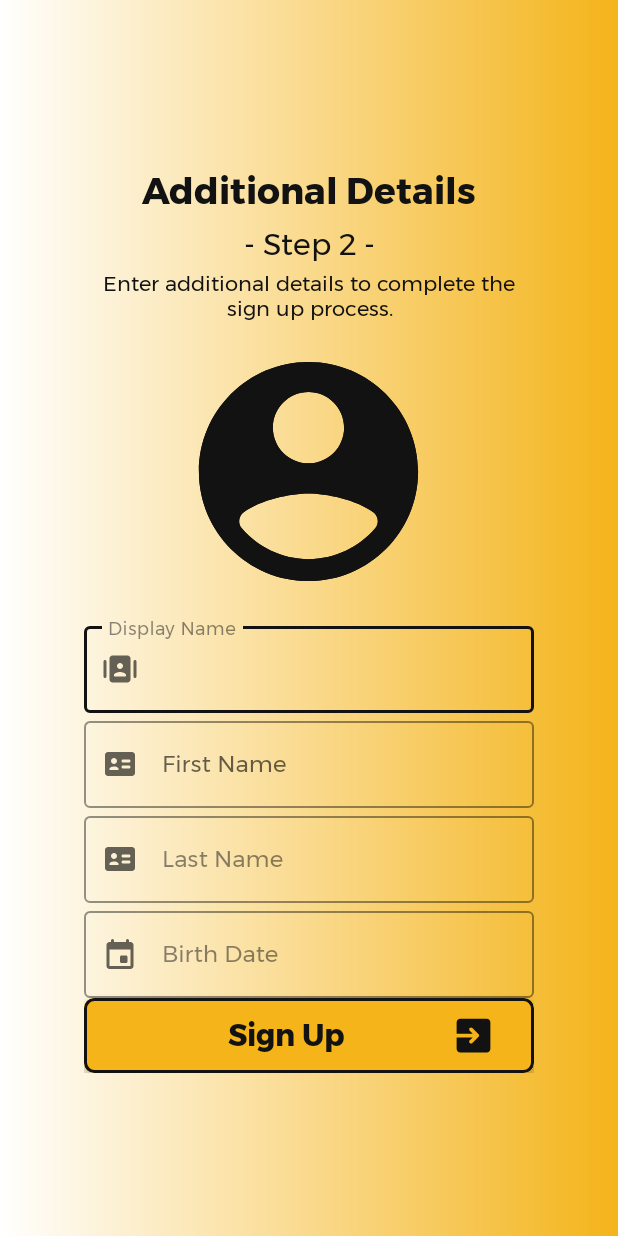
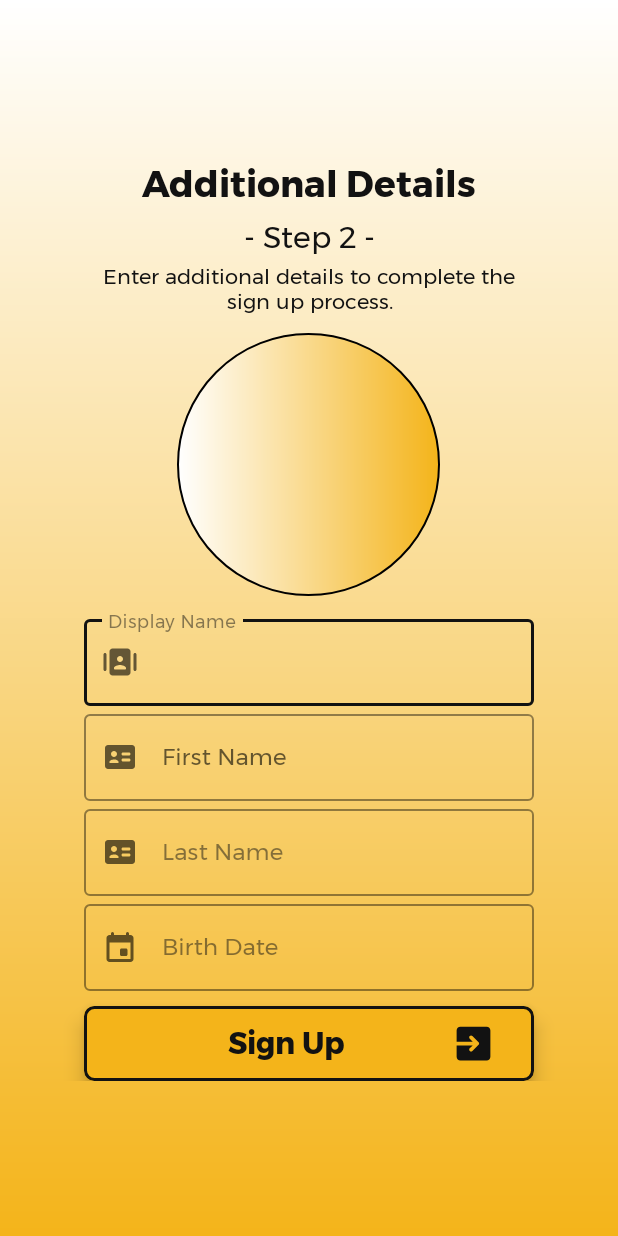
Before and after one commit to hmcldryl/BarterTayo, an Android app: the SetupActivity screen opened directly, with no data from a screen before it, on a phone screen of 412 x 824 dp. Run offline under Robolectric (Android 15) with nearby library versions, the phone set to English and light mode, and no system bars; our stand-ins replace CircleImageView, Firebase (no records; nobody signed in at launch, a user with empty details on screens opened directly), Picasso; libraries missing offline, so code that uses them is left out: com.theartofdev.edmodo.

Commit message:
More layout changes, auth implementation, bug fixes.

```diff
--- a/app/build.gradle
+++ b/app/build.gradle
@@ -29,6 +29,7 @@ dependencies {
     implementation 'androidx.appcompat:appcompat:1.3.0-alpha01'
     implementation 'com.google.android.material:material:1.3.0-alpha01'
     implementation 'com.google.firebase:firebase-analytics:17.4.4'
+    implementation 'com.squareup.picasso:picasso:2.71828'
     implementation 'androidx.constraintlayout:constraintlayout:1.1.3'
     implementation 'com.google.firebase:firebase-storage:19.1.1'
     implementation 'androidx.navigation:navigation-fragment:2.3.0'
--- a/app/src/main/AndroidManifest.xml
+++ b/app/src/main/AndroidManifest.xml
@@ -13,11 +13,10 @@
         android:roundIcon="@mipmap/ic_launcher_round"
         android:supportsRtl="true"
         android:theme="@style/AppTheme">
-
+        <activity android:name=".PostActivity"></activity>
         <activity
             android:name="com.theartofdev.edmodo.cropper.CropImageActivity"
             android:theme="@style/Base.Theme.AppCompat" />
-
         <activity android:name=".ui.LoginActivity">
             <intent-filter>
                 <action android:name="android.intent.action.MAIN" />
--- a/app/src/main/java/com/opustech/bartertayo/SetupActivity.java
+++ b/app/src/main/java/com/opustech/bartertayo/SetupActivity.java
@@ -3,29 +3,32 @@ package com.opustech.bartertayo;
 import androidx.annotation.NonNull;
 import androidx.annotation.Nullable;
 import androidx.appcompat.app.AppCompatActivity;
+import androidx.cardview.widget.CardView;
 
 import android.app.DatePickerDialog;
 import android.content.Intent;
 import android.net.Uri;
 import android.os.Bundle;
 import android.view.View;
-import android.widget.Button;
 import android.widget.DatePicker;
 import android.widget.EditText;
-import android.widget.Gallery;
 import android.widget.ProgressBar;
 import android.widget.Toast;
 
 import com.google.android.gms.tasks.OnCompleteListener;
+import com.google.android.gms.tasks.OnSuccessListener;
 import com.google.android.gms.tasks.Task;
 import com.google.firebase.auth.FirebaseAuth;
 import com.google.firebase.auth.FirebaseUser;
+import com.google.firebase.database.DataSnapshot;
+import com.google.firebase.database.DatabaseError;
 import com.google.firebase.database.DatabaseReference;
 import com.google.firebase.database.FirebaseDatabase;
+import com.google.firebase.database.ValueEventListener;
 import com.google.firebase.storage.FirebaseStorage;
 import com.google.firebase.storage.StorageReference;
 import com.google.firebase.storage.UploadTask;
-import com.opustech.bartertayo.ui.LoginActivity;
+import com.squareup.picasso.Picasso;
 import com.theartofdev.edmodo.cropper.CropImage;
 import com.theartofdev.edmodo.cropper.CropImageView;
 
@@ -40,10 +43,10 @@ import de.hdodenhof.circleimageview.CircleImageView;
 public class SetupActivity extends AppCompatActivity {
 
     private EditText user_fname, user_lname, user_dname, user_bdate;
-    private Button continueBtn;
+    private CardView continueBtn;
     private FirebaseAuth firebaseAuth;
-    private DatabaseReference databaseReference;
-    private StorageReference storageReference;
+    private DatabaseReference userReference;
+    private StorageReference userProfileImageRef;
     private CircleImageView user_dpic;
     ProgressBar progressBar;
     String currentUserID;
@@ -57,15 +60,15 @@ public class SetupActivity extends AppCompatActivity {
 
         firebaseAuth = FirebaseAuth.getInstance();
         currentUserID = Objects.requireNonNull(firebaseAuth.getCurrentUser()).getUid();
-        databaseReference = FirebaseDatabase.getInstance().getReference().child("Users").child(currentUserID);
-        storageReference = FirebaseStorage.getInstance().getReference().child("Profile Image");
+        userReference = FirebaseDatabase.getInstance().getReference().child("Users").child(currentUserID);
+        userProfileImageRef = FirebaseStorage.getInstance().getReference().child("profile_image");
 
         user_dname = findViewById(R.id.regDisplayName);
         user_fname = findViewById(R.id.regFirstName);
         user_lname = findViewById(R.id.regLastName);
         user_bdate = findViewById(R.id.regBirthdate);
 
-        progressBar = findViewById(R.id.imageLoading);
+        progressBar = findViewById(R.id.progressBar);
 
         user_dpic = findViewById(R.id.regUserProfilePhoto);
 
@@ -79,13 +82,28 @@ public class SetupActivity extends AppCompatActivity {
             }
         });
 
+        userReference.addValueEventListener(new ValueEventListener() {
+            @Override
+            public void onDataChange(@NonNull DataSnapshot snapshot) {
+                if (snapshot.exists()) {
+                    String image = snapshot.child("profile_image").getValue().toString();
+                    Picasso.get().load(image).placeholder(R.drawable.placeholder_userpicture).into(user_dpic);
+                }
+            }
+
+            @Override
+            public void onCancelled(@NonNull DatabaseError error) {
+
+            }
+        });
+
         final DatePickerDialog.OnDateSetListener date = new DatePickerDialog.OnDateSetListener() {
             @Override
             public void onDateSet(DatePicker view, int year, int month, int dayOfMonth) {
                 calendar.set(Calendar.YEAR, year);
                 calendar.set(Calendar.MONTH, month);
                 calendar.set(Calendar.DAY_OF_MONTH, dayOfMonth);
-                updateBirthdate();
+                updateBirthDate();
             }
         };
 
@@ -117,13 +135,13 @@ public class SetupActivity extends AppCompatActivity {
                 } else if (bdate.isEmpty()) {
                     user_lname.setError("Please enter a valid date.");
                 } else {
-                    HashMap hashMap = new HashMap();
+                    HashMap<String, Object> hashMap = new HashMap<>();
                     hashMap.put("display_name", dname);
                     hashMap.put("first_name", fname);
                     hashMap.put("last_name", lname);
                     hashMap.put("birth_date", bdate);
-                    hashMap.put("barter_post", "Barter");
-                    databaseReference.updateChildren(hashMap).addOnCompleteListener(new OnCompleteListener() {
+                    hashMap.put("user_bui", "Sana all barterist.");
+                    userReference.updateChildren(hashMap).addOnCompleteListener(new OnCompleteListener() {
                         @Override
                         public void onComplete(@NonNull Task task) {
                             if (task.isSuccessful()) {
@@ -147,39 +165,46 @@ public class SetupActivity extends AppCompatActivity {
         super.onActivityResult(requestCode, resultCode, data);
 
         if (requestCode == Gallery_Pick && resultCode == RESULT_OK && data != null) {
-            Uri uri = data.getData();
-            CropImage.activity()
+            Uri imageUri = data.getData();
+            CropImage.activity(imageUri)
                     .setGuidelines(CropImageView.Guidelines.ON)
                     .setAspectRatio(1, 1)
                     .start(this);
         }
-        user_dpic.setVisibility(View.GONE);
-        progressBar.setVisibility(View.VISIBLE);
         if (requestCode == CropImage.CROP_IMAGE_ACTIVITY_REQUEST_CODE) {
             CropImage.ActivityResult result = CropImage.getActivityResult(data);
-            if (requestCode == RESULT_OK) {
-                Uri uri = result.getUri();
-                StorageReference filePath = storageReference.child(currentUserID + ".jpg");
-                filePath.putFile(uri).addOnCompleteListener(new OnCompleteListener<UploadTask.TaskSnapshot>() {
+            if (resultCode == RESULT_OK) {
+                assert result != null;
+                Uri resultUri = result.getUri();
+                StorageReference filePath = userProfileImageRef.child(currentUserID + ".jpg");
+                filePath.putFile(resultUri).addOnCompleteListener(new OnCompleteListener<UploadTask.TaskSnapshot>() {
                     @Override
                     public void onComplete(@NonNull Task<UploadTask.TaskSnapshot> task) {
                         if (task.isSuccessful()) {
-                            user_dpic.setVisibility(View.VISIBLE);
-                            progressBar.setVisibility(View.GONE);
+                            Task<Uri> result = task.getResult().getMetadata().getReference().getDownloadUrl();
+                            result.addOnSuccessListener(new OnSuccessListener<Uri>() {
+                                @Override
+                                public void onSuccess(Uri uri) {
                                     Toast.makeText(SetupActivity.this, "Profile image upload success.", Toast.LENGTH_SHORT).show();
-                            final String downloadUrl = task.getResult().getMetadata().getReference().getDownloadUrl().toString();
-                            databaseReference.child("Profile Image").setValue(downloadUrl).addOnCompleteListener(new OnCompleteListener<Void>() {
+                                    final String downloadUrl = uri.toString();
+                                    userReference.child("profile_image")
+                                            .setValue(downloadUrl)
+                                            .addOnCompleteListener(new OnCompleteListener<Void>() {
                                                 @Override
                                                 public void onComplete(@NonNull Task<Void> task) {
                                                     if (task.isSuccessful()) {
+                                                        Intent intent = new Intent(SetupActivity.this, SetupActivity.class);
+                                                        startActivity(intent);
                                                         Toast.makeText(SetupActivity.this, "Profile image upload success.", Toast.LENGTH_SHORT).show();
                                                     } else {
-                                        Toast.makeText(SetupActivity.this, "Error: " + task.getException().getMessage(), Toast.LENGTH_SHORT).show();
+                                                        Toast.makeText(SetupActivity.this, "Error: " + Objects.requireNonNull(task.getException()).getMessage(), Toast.LENGTH_SHORT).show();
                                                     }
                                                 }
                                             });
+                                }
+                            });
                         } else {
-                            Toast.makeText(SetupActivity.this, "Error: " + task.getException().getMessage(), Toast.LENGTH_SHORT).show();
+                            Toast.makeText(SetupActivity.this, "Error: " + Objects.requireNonNull(task.getException()).getMessage(), Toast.LENGTH_SHORT).show();
                         }
                     }
                 });
@@ -189,7 +214,7 @@ public class SetupActivity extends AppCompatActivity {
         }
     }
 
-    private void updateBirthdate() {
+    private void updateBirthDate() {
         SimpleDateFormat simpleDateFormat = new SimpleDateFormat("MM/dd/yyyy", Locale.ENGLISH);
         user_bdate.setText(simpleDateFormat.format(calendar.getTime()));
     }
@@ -198,6 +223,7 @@ public class SetupActivity extends AppCompatActivity {
         Intent intent = new Intent(SetupActivity.this, MainActivity.class);
         intent.addFlags(Intent.FLAG_ACTIVITY_NEW_TASK | Intent.FLAG_ACTIVITY_CLEAR_TASK);
         startActivity(intent);
+        overridePendingTransition(android.R.anim.fade_in, android.R.anim.fade_out);
         finish();
     }
 
--- a/app/src/main/res/drawable/background_drawer_header.xml
+++ b/app/src/main/res/drawable/background_drawer_header.xml
@@ -3,7 +3,7 @@
     android:shape="rectangle">
     <gradient
         android:angle="90"
-        android:endColor="@color/colorPrimary"
+        android:endColor="#FFFFFF"
         android:startColor="#00FFFFFF"
         android:type="linear" />
 </shape>
--- a/app/src/main/res/drawable/background_login.xml
+++ b/app/src/main/res/drawable/background_login.xml
@@ -1,6 +1,7 @@
 <?xml version="1.0" encoding="utf-8"?>
 <shape xmlns:android="http://schemas.android.com/apk/res/android">
     <gradient
-        android:endColor="@color/colorPrimary"
-        android:startColor="#FFFFFF" />
+        android:angle="90"
+        android:startColor="@color/colorPrimary"
+        android:endColor="#FFFFFF" />
 </shape>
--- a/app/src/main/res/drawable/background_register.xml
+++ b/app/src/main/res/drawable/background_register.xml
@@ -1,6 +1,7 @@
 <?xml version="1.0" encoding="utf-8"?>
 <shape xmlns:android="http://schemas.android.com/apk/res/android">
     <gradient
-        android:endColor="@color/colorPrimary"
-        android:startColor="#FFFFFF" />
+        android:angle="90"
+        android:startColor="@color/colorPrimary"
+        android:endColor="#FFFFFF" />
 </shape>
--- /dev/null
+++ b/app/src/main/res/drawable/placeholder_userpicture.xml
@@ -0,0 +1,12 @@
+<?xml version="1.0" encoding="utf-8"?>
+<shape android:shape="oval"
+    xmlns:android="http://schemas.android.com/apk/res/android">
+    <size
+        android:width="150dp"
+        android:height="150dp"/>
+    <gradient
+        android:endColor="@color/colorPrimary"
+        android:startColor="#FFFFFF" />
+    <stroke
+        android:width="1dp"/>
+</shape>
--- a/app/src/main/res/layout/activity_main.xml
+++ b/app/src/main/res/layout/activity_main.xml
@@ -39,9 +39,9 @@
             android:id="@+id/fab_addBarter"
             android:layout_width="wrap_content"
             android:layout_height="wrap_content"
-            app:backgroundTint="@color/colorPrimary"
             android:src="@drawable/ic_addbarter_icon"
             android:tint="@color/iconTint"
+            app:backgroundTint="@color/colorPrimary"
             app:fabAlignmentMode="end"
             app:layout_anchor="@id/main_bottomAppBar" />
 
@@ -53,7 +53,6 @@
         android:layout_height="match_parent"
         android:layout_gravity="start"
         android:background="@drawable/background_drawer"
-        app:headerLayout="@layout/nav_header_main"
         app:itemBackground="@drawable/background_drawer_item"
         app:itemIconSize="28dp"
         app:itemIconTint="@color/iconTint"
--- a/app/src/main/res/layout/activity_setup.xml
+++ b/app/src/main/res/layout/activity_setup.xml
@@ -8,20 +8,20 @@
     android:orientation="vertical"
     tools:context=".ui.RegisterActivity">
 
-    <RelativeLayout
-        android:layout_width="300dp"
-        android:layout_height="wrap_content"
-        android:layout_centerHorizontal="true"
-        android:layout_centerVertical="true">
 
     <LinearLayout
         android:layout_width="match_parent"
         android:layout_height="wrap_content"
-            android:orientation="vertical">
+        android:layout_centerHorizontal="true"
+        android:layout_centerVertical="true"
+        android:orientation="vertical"
+        android:paddingTop="10dp"
+        android:paddingBottom="10dp">
 
         <TextView
-                android:layout_width="match_parent"
+            android:layout_width="300dp"
             android:layout_height="wrap_content"
+            android:layout_gravity="center"
             android:fontFamily="@font/montserrat_bold"
             android:text="Additional Details"
             android:textAlignment="center"
@@ -38,13 +38,19 @@
             android:textSize="20sp" />
 
         <TextView
-                android:layout_width="match_parent"
+            android:layout_width="300dp"
             android:layout_height="wrap_content"
+            android:layout_gravity="center"
             android:fontFamily="@font/montserrat"
             android:text="Enter additional details to complete the sign up process."
             android:textAlignment="center"
             android:textColor="@color/textColor"
             android:textSize="14sp" />
+
+        <RelativeLayout
+            android:layout_width="wrap_content"
+            android:layout_height="wrap_content"
+            android:layout_gravity="center_horizontal">
 
             <de.hdodenhof.circleimageview.CircleImageView
                 android:id="@+id/regUserProfilePhoto"
@@ -53,8 +59,7 @@
                 android:layout_gravity="center_horizontal"
                 android:layout_marginTop="10dp"
                 android:layout_marginBottom="10dp"
-                android:background="@drawable/ic_placeholder_userphoto"
-                android:src="@drawable/ic_placeholder_userphoto" />
+                android:background="@drawable/placeholder_userpicture" />
 
             <ProgressBar
                 android:id="@+id/imageLoading"
@@ -64,10 +69,13 @@
                 android:layout_marginBottom="10dp"
                 android:visibility="gone" />
 
+        </RelativeLayout>
+
         <com.google.android.material.textfield.TextInputLayout
             style="@style/Widget.MaterialComponents.TextInputLayout.OutlinedBox"
-                android:layout_width="match_parent"
+            android:layout_width="300dp"
             android:layout_height="wrap_content"
+            android:layout_gravity="center"
             android:hint="Display Name"
             app:boxStrokeColor="@color/iconTint"
             app:hintEnabled="true"
@@ -87,8 +95,9 @@
 
         <com.google.android.material.textfield.TextInputLayout
             style="@style/Widget.MaterialComponents.TextInputLayout.OutlinedBox"
-                android:layout_width="match_parent"
+            android:layout_width="300dp"
             android:layout_height="wrap_content"
+            android:layout_gravity="center"
             android:hint="First Name"
             app:boxStrokeColor="@color/iconTint"
             app:hintEnabled="true"
@@ -108,8 +117,9 @@
 
         <com.google.android.material.textfield.TextInputLayout
             style="@style/Widget.MaterialComponents.TextInputLayout.OutlinedBox"
-                android:layout_width="match_parent"
+            android:layout_width="300dp"
             android:layout_height="wrap_content"
+            android:layout_gravity="center"
             android:hint="Last Name"
             android:textColorHint="@color/textColorHint"
             app:boxStrokeColor="@color/iconTint"
@@ -129,8 +139,9 @@
 
         <com.google.android.material.textfield.TextInputLayout
             style="@style/Widget.MaterialComponents.TextInputLayout.OutlinedBox"
-                android:layout_width="match_parent"
+            android:layout_width="300dp"
             android:layout_height="wrap_content"
+            android:layout_gravity="center"
             android:hint="Birth Date"
             android:textColorHint="@color/textColorHint"
             app:boxStrokeColor="@color/iconTint"
@@ -150,9 +161,10 @@
 
         <androidx.cardview.widget.CardView
             android:id="@+id/btnContinue"
-                android:layout_width="match_parent"
+            android:layout_width="300dp"
             android:layout_height="50dp"
             android:layout_gravity="center"
+            android:layout_marginTop="10dp"
             android:clickable="true"
             android:focusable="true"
             android:foreground="?android:attr/selectableItemBackground"
@@ -170,28 +182,26 @@
                     android:layout_height="wrap_content"
                     android:layout_centerInParent="true"
                     android:layout_gravity="center"
-                        android:clickable="true"
                     android:drawableEnd="@drawable/ic_small_signup"
                     android:drawableTint="@color/iconTint"
-                        android:focusable="true"
                     android:fontFamily="@font/montserrat_bold"
                     android:text="Sign Up"
                     android:textAlignment="center"
                     android:textColor="@color/textColorButton"
-                        android:textSize="20sp" />
+                    android:textSize="20sp"
+                    android:visibility="visible" />
+
+                <ProgressBar
+                    android:id="@+id/progressBar"
+                    android:layout_width="40dp"
+                    android:layout_height="40dp"
+                    android:layout_centerInParent="true"
+                    android:visibility="gone" />
+
             </RelativeLayout>
 
         </androidx.cardview.widget.CardView>
-
-            <ProgressBar
-                android:id="@+id/regLoading"
-                android:layout_width="match_parent"
-                android:layout_height="40dp"
-                android:layout_gravity="center"
-                android:indeterminate="true"
-                android:visibility="gone" />
     </LinearLayout>
-    </RelativeLayout>
 
 
 </RelativeLayout>
--- a/app/src/main/res/layout/userpost_layout.xml
+++ b/app/src/main/res/layout/userpost_layout.xml
@@ -55,7 +55,7 @@
                         android:fontFamily="@font/montserrat"
                         android:textSize="14sp"
                         android:layout_weight="1"
-                        android:text="display_name"/>
+                        android:text="barter_score"/>
 
                     <TextView
                         android:layout_width="match_parent"
```
Also changed, not shown: app/src/main/java/com/opustech/bartertayo/MainActivity.java (+42 -5 lines), app/src/main/java/com/opustech/bartertayo/PostActivity.java (added, +14 -0 lines), app/src/main/java/com/opustech/bartertayo/ui/LoginActivity.java (+15 -4 lines), app/src/main/res/layout/activity_login.xml (+23 -13 lines), app/src/main/res/layout/activity_post.xml (added, +46 -0 lines), app/src/main/res/layout/activity_profile.xml (+16 -16 lines), app/src/main/res/layout/activity_register.xml (+29 -25 lines), app/src/main/res/layout/nav_header.xml (renamed from app/src/main/res/layout/nav_header_main.xml, +6 -12 lines), app/src/main/res/menu/menu_bottomappbar.xml (+0 -7 lines). Lines whose indentation alone changed are shown as unchanged.
